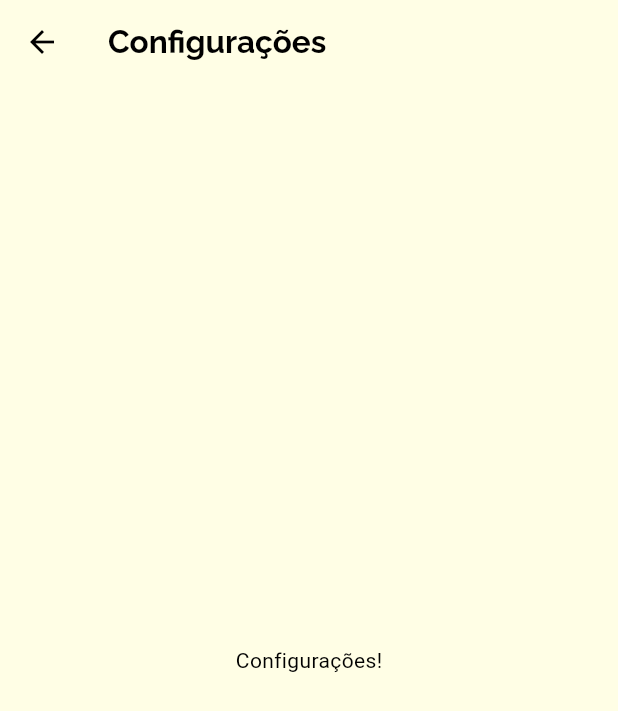
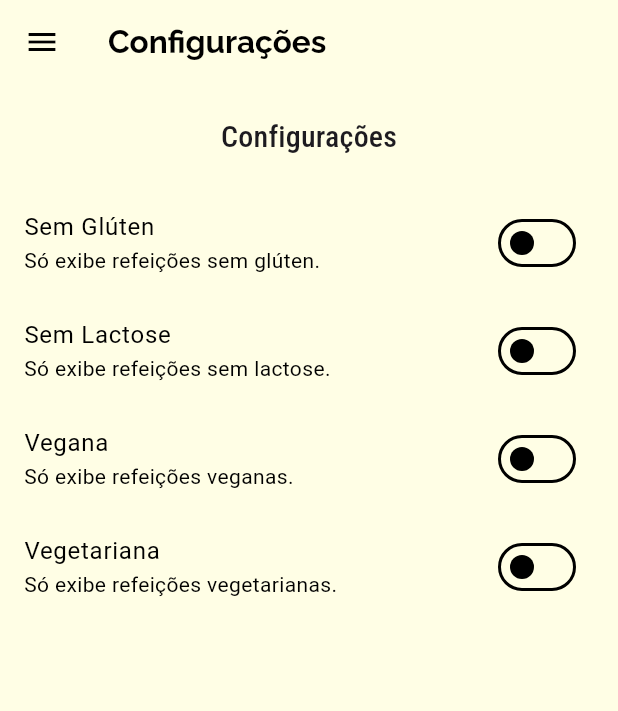
Before and after one commit to enzo-cezarg/meals-app, a Flutter app: the SettingsView screen opened by its route, on a phone screen of 412 x 824 dp. Shown: the top 711 px of the screen. Run offline on Flutter 3.47's test engine with Material 3 defaults, Android fonts, the phone set to English and light mode, and no system bars; network calls fail.

Commit message:
tela de configurações e filtros implementados

```diff
--- a/lib/main.dart
+++ b/lib/main.dart
@@ -1,4 +1,5 @@
 import 'package:flutter/material.dart';
+import 'models/settings.dart';
 import 'views/settings_view.dart';
 import 'views/not_found_view.dart';
 import 'views/tabs_view.dart';
@@ -6,11 +7,40 @@ import 'views/categories_view.dart';
 import 'views/categories_meals_view.dart';
 import 'views/meal_detail_view.dart';
 import 'utils/app_routes.dart';
+import 'models/meal.dart';
+import 'data/dummy_data.dart';
 
 void main() => runApp(MyApp());
 
-class MyApp extends StatelessWidget {
+class MyApp extends StatefulWidget {
   const MyApp({super.key});
+
+  @override
+  State<MyApp> createState() => _MyAppState();
+}
+
+class _MyAppState extends State<MyApp> {
+  List<Meal> _availableMeals = dummyMeals;
+
+  Settings settings = Settings();
+
+  void _filterMeals(Settings settings) {
+    setState(() {
+      this.settings = settings;
+
+      _availableMeals = dummyMeals.where((meal) {
+        final filterGluten = settings.isGlutenFree && !meal.isGlutenFree;
+        final filterLactose = settings.isLactoseFree && !meal.isLactoseFree;
+        final filterVegan = settings.isVegan && !meal.isVegan;
+        final filterVegetarian = settings.isVegetarian && !meal.isVegetarian;
+
+        return !filterGluten &&
+            !filterLactose &&
+            !filterVegan &&
+            !filterVegetarian;
+      }).toList();
+    });
+  }
 
   @override
   Widget build(BuildContext context) {
@@ -46,9 +76,11 @@ class MyApp extends StatelessWidget {
       //home: CategoriesView(),
       routes: {
         AppRoutes.home: (ctx) => TabsView(),
-        AppRoutes.categoriesMeals: (ctx) => CategoriesMealsView(),
+        AppRoutes.categoriesMeals: (ctx) =>
+            CategoriesMealsView(meals: _availableMeals),
         AppRoutes.mealDetail: (ctx) => MealDetailView(),
-        AppRoutes.settings: (ctx) => SettingsView(),
+        AppRoutes.settings: (ctx) =>
+            SettingsView(settings: settings, onSettingsChanged: _filterMeals),
       },
       onUnknownRoute: (settings) => MaterialPageRoute(builder: (_) {
         return NotFoundView();
--- /dev/null
+++ b/lib/models/settings.dart
@@ -0,0 +1,13 @@
+class Settings {
+  bool isGlutenFree;
+  bool isLactoseFree;
+  bool isVegan;
+  bool isVegetarian;
+
+  Settings({
+    this.isGlutenFree = false,
+    this.isLactoseFree = false,
+    this.isVegan = false,
+    this.isVegetarian = false,
+  });
+}
--- a/lib/views/settings_view.dart
+++ b/lib/views/settings_view.dart
@@ -1,17 +1,94 @@
 import 'package:flutter/material.dart';
+import '../models/settings.dart';
+import '../widgets/main_drawer.dart';
 
-class SettingsView extends StatelessWidget {
-  const SettingsView({super.key});
+class SettingsView extends StatefulWidget {
+  const SettingsView({
+    required this.settings,
+    required this.onSettingsChanged,
+    super.key,
+  });
+
+  final Function(Settings) onSettingsChanged;
+  final Settings settings;
+
+  @override
+  State<SettingsView> createState() => _SettingsViewState();
+}
+
+class _SettingsViewState extends State<SettingsView> {
+  late Settings settings;
+
+  @override
+  void initState() {
+    super.initState();
+    settings = widget.settings;
+  }
+
+  Widget _createSwitch(
+    String title,
+    String subtitle,
+    bool value,
+    ValueChanged<bool> onChanged,
+  ) {
+    return SwitchListTile.adaptive(
+      title: Text(title),
+      subtitle: Text(subtitle),
+      value: value,
+      onChanged: (value) {
+        onChanged(value);
+        widget.onSettingsChanged(settings);
+      },
+    );
+  }
 
   @override
   Widget build(BuildContext context) {
     return Scaffold(
-      appBar: AppBar(
-        title: Text('Configurações'),
-      ),
-      body: Center(
-        child: Text('Configurações!'),
-      ),
-    );
+        appBar: AppBar(
+          title: Text('Configurações'),
+        ),
+        drawer: MainDrawer(),
+        body: Column(
+          children: [
+            Container(
+              padding: EdgeInsets.all(20),
+              child: Text(
+                'Configurações',
+                style: Theme.of(context).textTheme.titleMedium,
+              ),
+            ),
+            Expanded(
+              child: ListView(
+                children: [
+                  _createSwitch(
+                    'Sem Glúten',
+                    'Só exibe refeições sem glúten.',
+                    settings.isGlutenFree,
+                    (value) => setState(() => settings.isGlutenFree = value),
+                  ),
+                  _createSwitch(
+                    'Sem Lactose',
+                    'Só exibe refeições sem lactose.',
+                    settings.isLactoseFree,
+                    (value) => setState(() => settings.isLactoseFree = value),
+                  ),
+                  _createSwitch(
+                    'Vegana',
+                    'Só exibe refeições veganas.',
+                    settings.isVegan,
+                    (value) => setState(() => settings.isVegan = value),
+                  ),
+                  _createSwitch(
+                    'Vegetariana',
+                    'Só exibe refeições vegetarianas.',
+                    settings.isVegetarian,
+                    (value) => setState(() => settings.isVegetarian = value),
+                  ),
+                ],
+              ),
+            )
+          ],
+        ));
   }
 }
--- a/lib/widgets/main_drawer.dart
+++ b/lib/widgets/main_drawer.dart
@@ -36,6 +36,7 @@ class MainDrawer extends StatelessWidget {
             child: Text(
               'Vamos Cozinhar?',
               style: TextStyle(
+                fontFamily: 'Raleway',
                 fontWeight: FontWeight.w900,
                 fontSize: 30,
                 color: Theme.of(context).colorScheme.primary,
@@ -46,12 +47,12 @@ class MainDrawer extends StatelessWidget {
           _createItem(
             Icons.restaurant,
             'Refeições',
-            () => Navigator.of(context).pushNamed(AppRoutes.home),
+            () => Navigator.of(context).pushReplacementNamed(AppRoutes.home),
           ),
           _createItem(
             Icons.settings,
             'Configurações',
-            () => Navigator.of(context).pushNamed(AppRoutes.settings),
+            () => Navigator.of(context).pushReplacementNamed(AppRoutes.settings),
           ),
         ],
       ),
```
Also changed, not shown: lib/views/categories_meals_view.dart (+5 -3 lines), lib/views/meal_detail_view.dart (+12 -2 lines), lib/widgets/meal_item.dart (+7 -1 lines).
